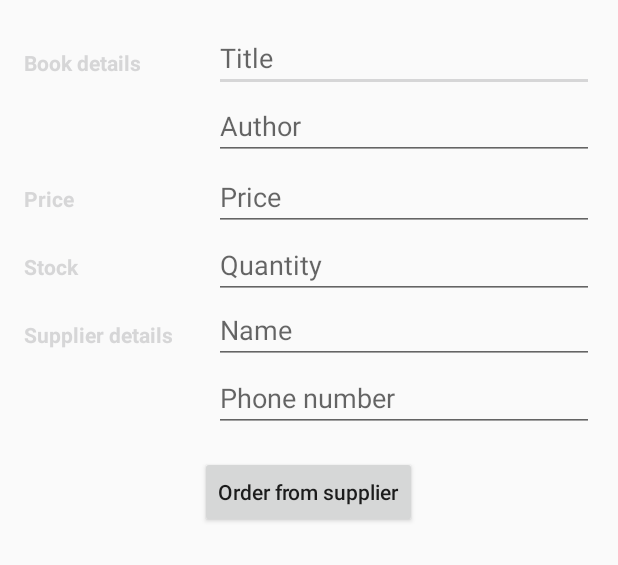
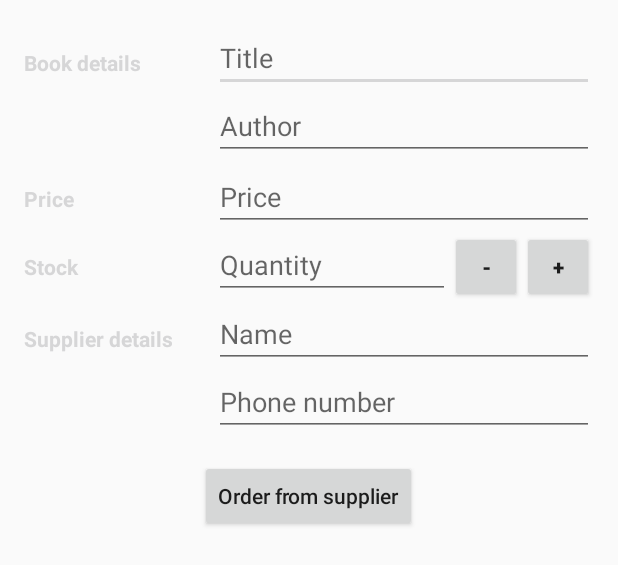
Before and after one commit to GuieMigi/InventoryApp, an Android app: the layout activity_editor.xml on its own in the app's theme, with its tools: preview values and no code run, on a phone screen of 412 x 824 dp. Shown: the top 565 px of the screen. Run offline under Robolectric (Android 15) with nearby library versions, the phone set to English and light mode, and no system bars.

Commit message:
Added plus and minus buttons in EditorActivity

```diff
--- a/app/src/main/res/layout/activity_editor.xml
+++ b/app/src/main/res/layout/activity_editor.xml
@@ -1,9 +1,13 @@
 <?xml version="1.0" encoding="utf-8"?>
-<LinearLayout xmlns:android="http://schemas.android.com/apk/res/android"
+<ScrollView xmlns:android="http://schemas.android.com/apk/res/android"
     android:layout_width="match_parent"
     android:layout_height="match_parent"
-    android:orientation="vertical"
     android:padding="16dp">
+
+    <LinearLayout
+        android:layout_width="match_parent"
+        android:layout_height="match_parent"
+        android:orientation="vertical">
 
         <LinearLayout
             android:layout_width="match_parent"
@@ -92,9 +96,25 @@
                 android:layout_width="0dp"
                 android:layout_height="wrap_content"
                 android:layout_weight="2"
+                android:layout_marginLeft="48dp"
+                android:layout_marginStart="48dp"
                 android:hint="Quantity"
                 android:inputType="number"
                 android:maxLines="1" />
+
+            <Button
+                android:id="@+id/minus_button"
+                android:layout_width="48dp"
+                android:layout_height="48dp"
+                android:text="-"
+                android:textStyle="bold" />
+
+            <Button
+                android:id="@+id/plus_button"
+                android:layout_width="48dp"
+                android:layout_height="48dp"
+                android:text="+"
+                android:textStyle="bold" />
 
         </LinearLayout>
 
@@ -149,3 +169,5 @@
             android:textAllCaps="false" />
 
     </LinearLayout>
+
+</ScrollView>
```
Also changed, not shown: app/src/main/java/com/example/android/inventoryapp/EditorActivity.java (+90 -9 lines), app/src/main/java/com/example/android/inventoryapp/MainActivity.java (+4 -4 lines). Lines whose indentation alone changed are shown as unchanged.
